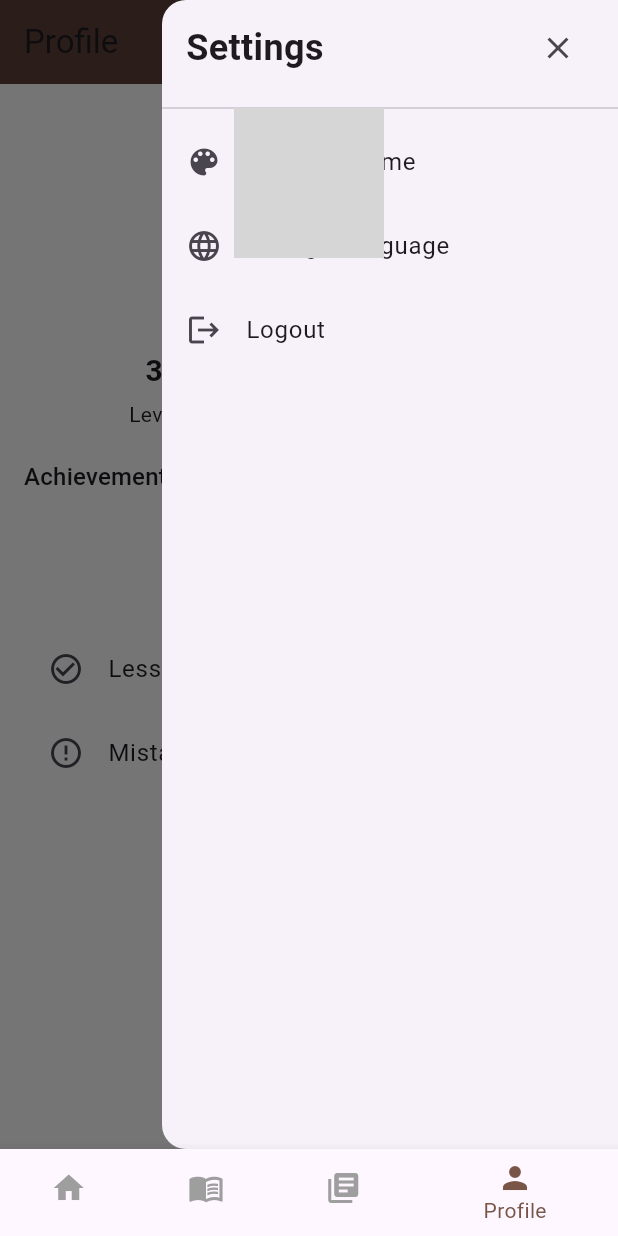
After one commit to isakovzh/flutter_auth_bloc_supabase, a Flutter app: the MainScreen screen opened directly, item 4 of the bottom bar chosen, in the side drawer, after a tap on "Edit Profile", on a phone screen of 412 x 824 dp. The commit adds this screen. Run offline on Flutter 3.47's test engine with Material 3 defaults, Android fonts, the light colour scheme and no system bars; our stand-ins replace equatable, flutter_bloc, flutter_svg, fpdart, get_it, supabase_flutter; accounts and stored records are empty; network calls fail; grey boxes are pictures that could not be loaded.

Commit message:
feat: add logout usecase and integrate into DI and bloc

```diff
--- /dev/null
+++ b/lib/core/common/entities/widgets/bottom_navbar_widget.dart
@@ -0,0 +1,40 @@
+import 'package:flutter/material.dart';
+
+class BottomNavBarWidget extends StatelessWidget {
+  final int currentIndex;
+  final ValueChanged<int> onTap;
+
+  const BottomNavBarWidget({
+    super.key,
+    required this.currentIndex,
+    required this.onTap,
+  });
+
+  @override
+  Widget build(BuildContext context) {
+    return BottomNavigationBar(
+      currentIndex: currentIndex,
+      selectedItemColor: Colors.brown,
+      unselectedItemColor: Colors.grey,
+      onTap: onTap,
+      items: const [
+        BottomNavigationBarItem(
+          icon: Icon(Icons.home),
+          label: 'Home',
+        ),
+        BottomNavigationBarItem(
+          icon: Icon(Icons.menu_book),
+          label: 'Lesson',
+        ),
+        BottomNavigationBarItem(
+          icon: Icon(Icons.library_books),
+          label: 'Epos',
+        ),
+        BottomNavigationBarItem(
+          icon: Icon(Icons.person),
+          label: 'Profile',
+        ),
+      ],
+    );
+  }
+}
--- a/lib/feature/auth/data/datasources/auth_remote_datasourece.dart
+++ b/lib/feature/auth/data/datasources/auth_remote_datasourece.dart
@@ -15,6 +15,7 @@ abstract interface class AuthRemoteDataSource {
   });
 
   Future<UserModel> getCurrentUserData();
+  Future<void> logout();
 }
 
 class AuthRemoteDataSourceImpl implements AuthRemoteDataSource {
@@ -101,4 +102,9 @@ class AuthRemoteDataSourceImpl implements AuthRemoteDataSource {
       throw ServerException(e.toString());
     }
   }
+
+  @override
+  Future<void> logout() async {
+    await supabaseClient.auth.signOut();
+  }
 }
--- a/lib/feature/auth/data/repository/auth_repository_impl.dart
+++ b/lib/feature/auth/data/repository/auth_repository_impl.dart
@@ -1,4 +1,5 @@
 import 'package:app/core/common/entities/user.dart';
+import 'package:app/core/error/execption.dart';
 import 'package:app/core/error/failure.dart';
 import 'package:app/feature/auth/data/datasources/auth_remote_datasourece.dart';
 import 'package:app/feature/auth/domain/repository/auth_repository.dart';
@@ -52,4 +53,14 @@ class AuthRepositoryImpl implements AuthRepository {
       return left(Failure(e.toString()));
     }
   }
+
+  @override
+  Future<Either<Failure, Unit>> logout() async {
+    try {
+      await remoteDataSource.logout();
+      return right(unit);
+    } on ServerException catch (e) {
+      return left(Failure(e.message));
+    }
+  }
 }
--- a/lib/feature/auth/domain/repository/auth_repository.dart
+++ b/lib/feature/auth/domain/repository/auth_repository.dart
@@ -15,4 +15,6 @@ abstract interface class AuthRepository {
   });
 
   Future<Either<Failure, User>> currentUserData();
+
+  Future<Either<Failure, Unit>> logout();
 }
--- a/lib/feature/auth/domain/usercases/auth_usecase.dart
+++ b/lib/feature/auth/domain/usercases/auth_usecase.dart
@@ -65,3 +65,14 @@ class CurrentUserData implements Usecase<User, NoParams> {
     return repository.currentUserData();
   }
 }
+
+class Logout implements Usecase<Unit, NoParams> {
+  final AuthRepository repository;
+
+  Logout(this.repository);
+
+  @override
+  Future<Either<Failure, Unit>> call(NoParams params) async {
+    return repository.logout();
+  }
+}
--- a/lib/feature/auth/presentation/bloc/auth_bloc.dart
+++ b/lib/feature/auth/presentation/bloc/auth_bloc.dart
@@ -11,15 +11,18 @@ class AuthBloc extends Bloc<AuthEvent, AuthState> {
   final SignUpWithEmailPassword signUp;
   final LoginWithEmailPassword login;
   final CurrentUserData currentUser;
+  final Logout logout;
 
   AuthBloc({
     required this.signUp,
     required this.login,
     required this.currentUser,
+    required this.logout,
   }) : super(const AuthInitial()) {
     on<AuthSignUpRequested>(_onSignUp);
     on<AuthLoginRequested>(_onLogin);
     on<AuthCheckStatusRequested>(_onCheck);
+    on<AuthLogoutRequested>(_onLogout);
   }
 
   Future<void> _onSignUp(
@@ -63,4 +66,16 @@ class AuthBloc extends Bloc<AuthEvent, AuthState> {
       (user) => emit(AuthSuccess(user)),
     );
   }
+
+  Future<void> _onLogout(
+      AuthLogoutRequested event, Emitter<AuthState> emit) async {
+    emit(const AuthLoading());
+    final result = await logout(NoParams());
+
+    result.match(
+      (failure) => emit(AuthFailure(failure.message)),
+      (_) => emit(
+          const AuthInitial()),
+    );
+  }
 }
--- a/lib/feature/auth/presentation/bloc/auth_event.dart
+++ b/lib/feature/auth/presentation/bloc/auth_event.dart
@@ -38,3 +38,7 @@ class AuthLoginRequested extends AuthEvent {
 class AuthCheckStatusRequested extends AuthEvent {
   const AuthCheckStatusRequested();
 }
+
+class AuthLogoutRequested extends AuthEvent {
+  const AuthLogoutRequested(); // ← Без параметров
+}
--- a/lib/feature/auth/presentation/pages/login_page.dart
+++ b/lib/feature/auth/presentation/pages/login_page.dart
@@ -1,3 +1,5 @@
+import 'package:app/feature/auth/presentation/pages/signup_page.dart';
+import 'package:app/feature/main_sreen/main_screen.dart';
 import 'package:flutter/material.dart';
 import 'package:flutter_bloc/flutter_bloc.dart';
 import 'package:flutter_svg/flutter_svg.dart';
@@ -60,10 +62,10 @@ class _LoginPageState extends State<LoginPage> {
                       );
                     }
                     if (state is AuthSuccess) {
-                      ScaffoldMessenger.of(context).showSnackBar(
-                        const SnackBar(content: Text("Login successful!")),
+                      Navigator.pushReplacement(
+                        context,
+                        MaterialPageRoute(builder: (_) => const MainScreen()),
                       );
-                      // TODO: Navigate to HomePage or main screen
                     }
                   },
                   builder: (context, state) {
@@ -92,7 +94,8 @@ class _LoginPageState extends State<LoginPage> {
                             child: ElevatedButton(
                               style: ElevatedButton.styleFrom(
                                 backgroundColor: const Color(0xFF6B1D1D),
-                                padding: const EdgeInsets.symmetric(vertical: 15),
+                                padding:
+                                    const EdgeInsets.symmetric(vertical: 15),
                                 shape: RoundedRectangleBorder(
                                   borderRadius: BorderRadius.circular(30),
                                 ),
@@ -104,21 +107,50 @@ class _LoginPageState extends State<LoginPage> {
                                       if (_formKey.currentState!.validate()) {
                                         context.read<AuthBloc>().add(
                                               AuthLoginRequested(
-                                                email: _emailController.text.trim(),
-                                                password: _passwordController.text.trim(),
+                                                email: _emailController.text
+                                                    .trim(),
+                                                password: _passwordController
+                                                    .text
+                                                    .trim(),
                                               ),
                                             );
                                       }
                                     },
                               child: state is AuthLoading
-                                  ? const CircularProgressIndicator(color: Colors.white)
+                                  ? const CircularProgressIndicator(
+                                      color: Colors.white)
                                   : const Text(
                                       "Sign In",
-                                      style: TextStyle(fontSize: 18, color: Colors.white),
+                                      style: TextStyle(
+                                          fontSize: 18, color: Colors.white),
                                     ),
                             ),
                           ),
                           const SizedBox(height: 40),
+                          Center(
+                            child: GestureDetector(
+                              onTap: () {
+                                Navigator.push(
+                                  context,
+                                  MaterialPageRoute(
+                                    builder: (context) => const SignUpPage(),
+                                  ),
+                                );
+                              },
+                              child: RichText(
+                                text: TextSpan(
+                                  text: "Already have an account? Sign In",
+                                  style: Theme.of(context)
+                                      .textTheme
+                                      .titleMedium
+                                      ?.copyWith(
+                                        color: AppPalette.inputFocusedBorder,
+                                        fontWeight: FontWeight.w600,
+                                      ),
+                                ),
+                              ),
+                            ),
+                          ),
                         ],
                       ),
                     );
--- /dev/null
+++ b/lib/feature/main_sreen/main_screen.dart
@@ -0,0 +1,39 @@
+// lib/feature/main/presentation/pages/main_screen.dart
+import 'package:app/core/common/entities/widgets/bottom_navbar_widget.dart';
+import 'package:flutter/material.dart';
+import 'package:app/feature/profile/presentation/pages/profile_page.dart';
+
+class MainScreen extends StatefulWidget {
+  const MainScreen({super.key});
+
+  @override
+  State<MainScreen> createState() => _MainScreenState();
+}
+
+class _MainScreenState extends State<MainScreen> {
+  int _currentIndex = 0;
+
+  final List<Widget> _pages = const [
+    Center(child: Text("Home Placeholder")),
+    Center(child: Text("Lesson Placeholder")),
+    Center(child: Text("Epos Placeholder")),
+    ProfilePage(),
+  ];
+
+  void _onTap(int index) {
+    setState(() {
+      _currentIndex = index;
+    });
+  }
+
+  @override
+  Widget build(BuildContext context) {
+    return Scaffold(
+      body: _pages[_currentIndex],
+      bottomNavigationBar: BottomNavBarWidget(
+        currentIndex: _currentIndex,
+        onTap: _onTap,
+      ),
+    );
+  }
+}
--- /dev/null
+++ b/lib/feature/profile/presentation/pages/profile_page.dart
@@ -0,0 +1,106 @@
+import 'package:app/feature/auth/presentation/bloc/auth_bloc.dart';
+import 'package:app/feature/auth/presentation/pages/login_page.dart';
+import 'package:app/feature/profile/presentation/widgets/profile_drawer.dart';
+import 'package:app/feature/profile/presentation/widgets/profile_stat_box.dart';
+import 'package:flutter/material.dart';
+import 'package:flutter_bloc/flutter_bloc.dart';
+
+class ProfilePage extends StatelessWidget {
+  const ProfilePage({super.key});
+
+  @override
+  Widget build(BuildContext context) {
+    const String avatarUrl =
+        'https://encrypted-tbn0.gstatic.com/images?q=tbn:ANd9GcTDl_6Kf7Vu_0QzlMb2LbmULSBH3xdNUuZsag&sg';
+    const String name = 'Maksatbek';
+    const int level = 3;
+    const int xp = 850;
+    final List<String> badges = ['🔥', '📚', '🏆'];
+    const int mistakes = 5;
+    const int completedLessons = 7;
+
+    return BlocListener<AuthBloc, AuthState>(
+      listener: (context, state) {
+        if (state is AuthInitial) {
+          Navigator.pushAndRemoveUntil(
+            context,
+            MaterialPageRoute(builder: (_) => const LoginPage()),
+            (route) => false,
+          );
+        }
+      },
+      child: Scaffold(
+        appBar: AppBar(
+          title: const Text('Profile'),
+          backgroundColor: Colors.brown.shade700,
+          actions: [
+            Builder(
+              builder: (context) => IconButton(
+                icon: const Icon(Icons.menu),
+                onPressed: () => Scaffold.of(context).openEndDrawer(),
+              ),
+            ),
+          ],
+        ),
+        endDrawer: const ProfileDrawer(),
+        body: Padding(
+          padding: const EdgeInsets.all(16.0),
+          child: Column(
+            children: [
+              const CircleAvatar(
+                radius: 50,
+                backgroundImage: NetworkImage(avatarUrl),
+              ),
+              const SizedBox(height: 10),
+              const Text(
+                name,
+                style: TextStyle(fontSize: 22, fontWeight: FontWeight.bold),
+              ),
+              const SizedBox(height: 20),
+              const Row(
+                mainAxisAlignment: MainAxisAlignment.spaceAround,
+                children: [
+                  ProfileStatBox(label: 'Level', value: '$level'),
+                  ProfileStatBox(label: 'XP', value: '$xp XP'),
+                ],
+              ),
+              const SizedBox(height: 20),
+              Align(
+                alignment: Alignment.centerLeft,
+                child: Text(
+                  'Achievements:',
+                  style: Theme.of(context).textTheme.titleMedium,
+                ),
+              ),
+              const SizedBox(height: 10),
+              Wrap(
+                spacing: 10,
+                children: badges.map((e) => Chip(label: Text(e))).toList(),
+              ),
+              const SizedBox(height: 30),
+              const ListTile(
+                leading: Icon(Icons.check_circle_outline),
+                title: Text('Lessons Completed: $completedLessons'),
+              ),
+              const ListTile(
+                leading: Icon(Icons.error_outline),
+                title: Text('Mistakes: $mistakes'),
+              ),
+              const Spacer(),
+              ElevatedButton.icon(
+                onPressed: () {},
+                icon: const Icon(Icons.edit),
+                label: const Text('Edit Profile'),
+                style: ElevatedButton.styleFrom(
+                  backgroundColor: Colors.brown,
+                  padding:
+                      const EdgeInsets.symmetric(horizontal: 30, vertical: 12),
+                ),
+              ),
+            ],
+          ),
+        ),
+      ),
+    );
+  }
+}
--- /dev/null
+++ b/lib/feature/profile/presentation/widgets/profile_drawer.dart
@@ -0,0 +1,55 @@
+import 'package:app/feature/auth/presentation/bloc/auth_bloc.dart';
+import 'package:flutter/material.dart';
+import 'package:flutter_bloc/flutter_bloc.dart';
+
+class ProfileDrawer extends StatelessWidget {
+  const ProfileDrawer({super.key});
+
+  @override
+  Widget build(BuildContext context) {
+    return Drawer(
+      child: SafeArea(
+        child: Column(
+          children: [
+            Padding(
+              padding: const EdgeInsets.symmetric(horizontal: 16.0, vertical: 8),
+              child: Row(
+                mainAxisAlignment: MainAxisAlignment.spaceBetween,
+                children: [
+                  const Text(
+                    'Settings',
+                    style: TextStyle(fontSize: 24, fontWeight: FontWeight.bold),
+                  ),
+                  IconButton(
+                    icon: const Icon(Icons.close),
+                    onPressed: () {
+                      Navigator.pop(context);
+                    },
+                  ),
+                ],
+              ),
+            ),
+            const Divider(),
+            ListTile(
+              leading: const Icon(Icons.color_lens),
+              title: const Text('Change Theme'),
+              onTap: () {},
+            ),
+            ListTile(
+              leading: const Icon(Icons.language),
+              title: const Text('Change Language'),
+              onTap: () {},
+            ),
+            ListTile(
+              leading: const Icon(Icons.logout),
+              title: const Text('Logout'),
+              onTap: () {
+                context.read<AuthBloc>().add(AuthLogoutRequested());
+              },
+            ),
+          ],
+        ),
+      ),
+    );
+  }
+}
--- /dev/null
+++ b/lib/feature/profile/presentation/widgets/profile_stat_box.dart
@@ -0,0 +1,26 @@
+import 'package:flutter/material.dart';
+
+class ProfileStatBox extends StatelessWidget {
+  final String label;
+  final String value;
+
+  const ProfileStatBox({
+    super.key,
+    required this.label,
+    required this.value,
+  });
+
+  @override
+  Widget build(BuildContext context) {
+    return Column(
+      children: [
+        Text(
+          value,
+          style: const TextStyle(fontSize: 20, fontWeight: FontWeight.bold),
+        ),
+        const SizedBox(height: 4),
+        Text(label),
+      ],
+    );
+  }
+}
--- a/lib/init_dependencies.dart
+++ b/lib/init_dependencies.dart
@@ -31,11 +31,13 @@ Future<void> initDependencies() async {
   sl.registerLazySingleton(() => SignUpWithEmailPassword(sl()));
   sl.registerLazySingleton(() => LoginWithEmailPassword(sl()));
   sl.registerLazySingleton(() => CurrentUserData(sl()));
+  sl.registerLazySingleton(() => Logout(sl()));
 
   // Bloc
   sl.registerFactory(() => AuthBloc(
         signUp: sl(),
         login: sl(),
         currentUser: sl(),
+        logout: sl(),
       ));
 }
```
Also changed, not shown: lib/feature/auth/presentation/pages/signup_page.dart (+4 -3 lines), lib/feature/auth/presentation/pages/splash_page.dart (+24 -12 lines), lib/feature/home/presentation/pages/home_page.dart (added, +14 -0 lines), lib/feature/profile/presentation/widgets/drawer_item.dart (added, +23 -0 lines).
